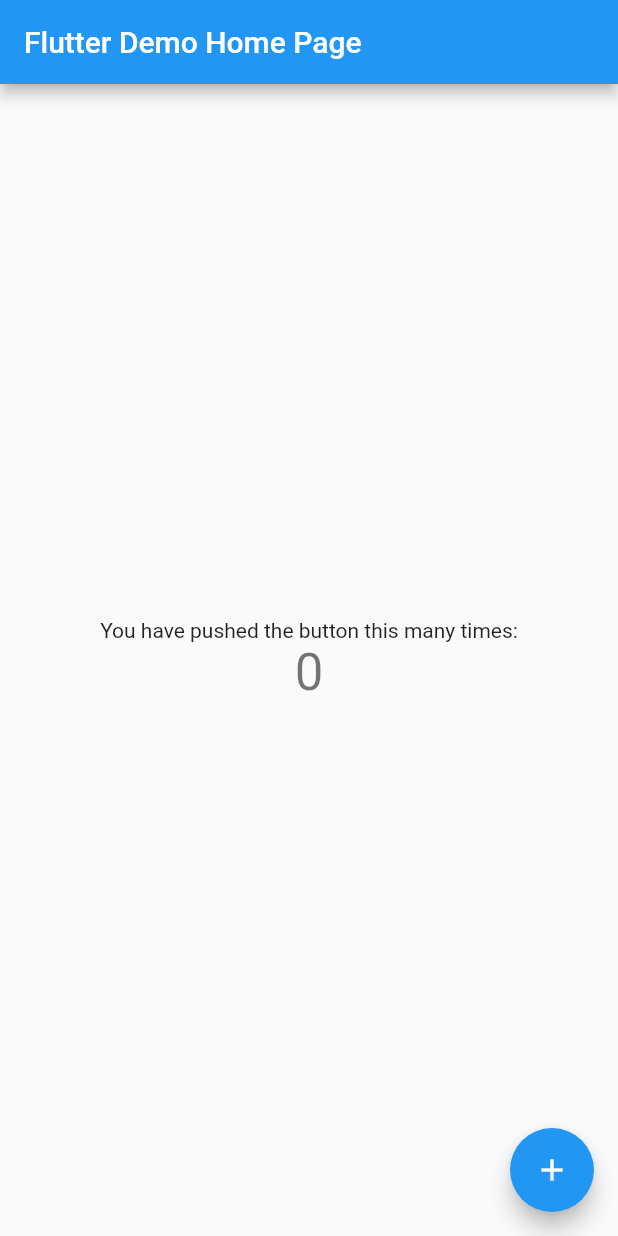
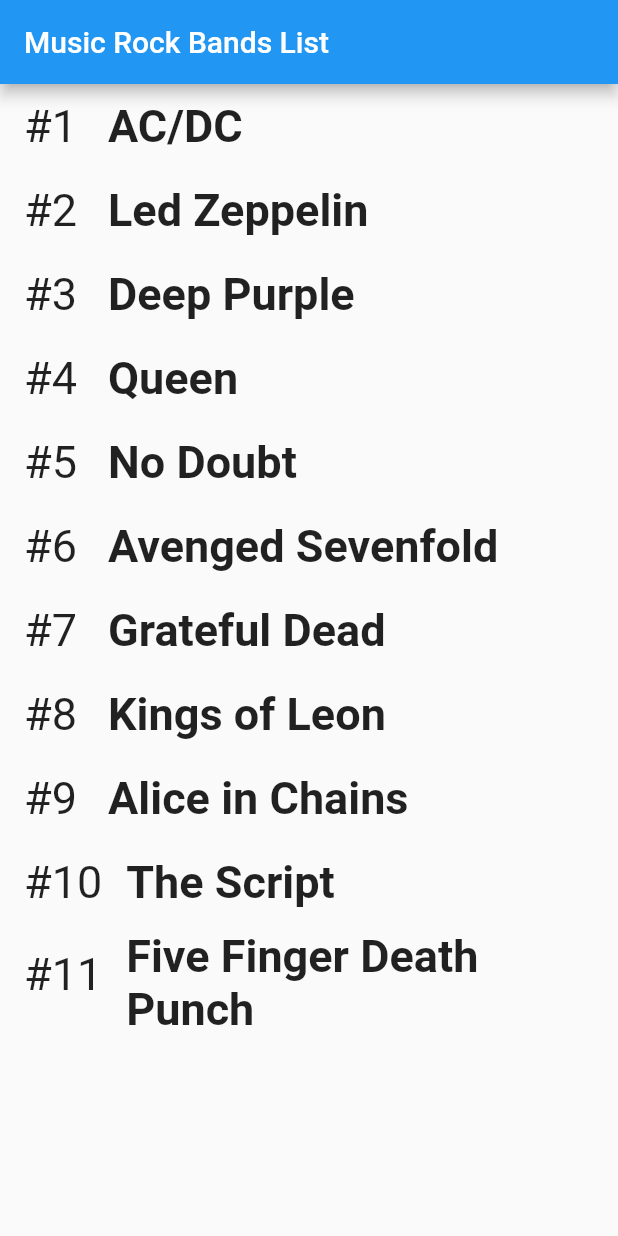
Before and after one commit to prodriguezr/MusicRockBandsList, a Flutter app: the screen it shows after launch, on a phone screen of 412 x 824 dp. Run offline on Flutter 3.47's test engine with Material 2 defaults, Android fonts, the phone set to English and light mode, and no system bars.

Commit message:
Project finished

```diff
--- a/fl_music_rock_bands_list/lib/main.dart
+++ b/fl_music_rock_bands_list/lib/main.dart
@@ -1,3 +1,4 @@
+import 'package:fl_music_rock_bands_list/ui/home_page.dart';
 import 'package:flutter/material.dart';
 
 void main() => runApp(MyApp());
@@ -7,105 +8,12 @@ class MyApp extends StatelessWidget {
   @override
   Widget build(BuildContext context) {
     return MaterialApp(
-      title: 'Flutter Demo',
+      title: 'Music Rock Bands List',
       theme: ThemeData(
-        // This is the theme of your application.
-        //
-        // Try running your application with "flutter run". You'll see the
-        // application has a blue toolbar. Then, without quitting the app, try
-        // changing the primarySwatch below to Colors.green and then invoke
-        // "hot reload" (press "r" in the console where you ran "flutter run",
-        // or simply save your changes to "hot reload" in a Flutter IDE).
-        // Notice that the counter didn't reset back to zero; the application
-        // is not restarted.
         primarySwatch: Colors.blue,
       ),
-      home: MyHomePage(title: 'Flutter Demo Home Page'),
+      home: HomePage(title: 'Music Rock Bands List'),
+      debugShowCheckedModeBanner: false, // Hides the banner indicating that you are in debug mode
     );
   }
 }
-
-class MyHomePage extends StatefulWidget {
-  MyHomePage({Key key, this.title}) : super(key: key);
-
-  // This widget is the home page of your application. It is stateful, meaning
-  // that it has a State object (defined below) that contains fields that affect
-  // how it looks.
-
-  // This class is the configuration for the state. It holds the values (in this
-  // case the title) provided by the parent (in this case the App widget) and
-  // used by the build method of the State. Fields in a Widget subclass are
-  // always marked "final".
-
-  final String title;
-
-  @override
-  _MyHomePageState createState() => _MyHomePageState();
-}
-
-class _MyHomePageState extends State<MyHomePage> {
-  int _counter = 0;
-
-  void _incrementCounter() {
-    setState(() {
-      // This call to setState tells the Flutter framework that something has
-      // changed in this State, which causes it to rerun the build method below
-      // so that the display can reflect the updated values. If we changed
-      // _counter without calling setState(), then the build method would not be
-      // called again, and so nothing would appear to happen.
-      _counter++;
-    });
-  }
-
-  @override
-  Widget build(BuildContext context) {
-    // This method is rerun every time setState is called, for instance as done
-    // by the _incrementCounter method above.
-    //
-    // The Flutter framework has been optimized to make rerunning build methods
-    // fast, so that you can just rebuild anything that needs updating rather
-    // than having to individually change instances of widgets.
-    return Scaffold(
-      appBar: AppBar(
-        // Here we take the value from the MyHomePage object that was created by
-        // the App.build method, and use it to set our appbar title.
-        title: Text(widget.title),
-      ),
-      body: Center(
-        // Center is a layout widget. It takes a single child and positions it
-        // in the middle of the parent.
-        child: Column(
-          // Column is also a layout widget. It takes a list of children and
-          // arranges them vertically. By default, it sizes itself to fit its
-          // children horizontally, and tries to be as tall as its parent.
-          //
-          // Invoke "debug painting" (press "p" in the console, choose the
-          // "Toggle Debug Paint" action from the Flutter Inspector in Android
-          // Studio, or the "Toggle Debug Paint" command in Visual Studio Code)
-          // to see the wireframe for each widget.
-          //
-          // Column has various properties to control how it sizes itself and
-          // how it positions its children. Here we use mainAxisAlignment to
-          // center the children vertically; the main axis here is the vertical
-          // axis because Columns are vertical (the cross axis would be
-          // horizontal).
-          mainAxisAlignment: MainAxisAlignment.center,
-          children: <Widget>[
-            Text(
-              'You have pushed the button this many times:',
-            ),
-            Text(
-              '$_counter',
-              style: Theme.of(context).textTheme.display1,
-            ),
-          ],
-        ),
-      ),
-      floatingActionButton: FloatingActionButton(
-        onPressed: _incrementCounter,
-        tooltip: 'Increment',
-        child: Icon(Icons.add),
-      ), // This trailing comma makes auto-formatting nicer for build methods.
-    );
-  }
-}
--- /dev/null
+++ b/fl_music_rock_bands_list/lib/models/rock_band.dart
@@ -0,0 +1,23 @@
+import 'package:flutter/material.dart';
+
+class RockBand {
+  final String name;
+
+  RockBand({this.name});
+
+  static List<RockBand> getList() {
+    return [
+      RockBand(name: "AC/DC"),
+      RockBand(name: "Led Zeppelin"),
+      RockBand(name: "Deep Purple"),
+      RockBand(name: "Queen"),
+      RockBand(name: "No Doubt"),
+      RockBand(name: "Avenged Sevenfold"),
+      RockBand(name: "Grateful Dead"),
+      RockBand(name: "Kings of Leon"),
+      RockBand(name: "Alice in Chains"),
+      RockBand(name: "The Script"),
+      RockBand(name: "Five Finger Death Punch"),
+    ];
+  }
+}
--- /dev/null
+++ b/fl_music_rock_bands_list/lib/ui/home_page.dart
@@ -0,0 +1,70 @@
+import 'package:fl_music_rock_bands_list/models/rock_band.dart';
+import 'package:flutter/material.dart';
+
+class HomePage extends StatefulWidget {
+  final String title;
+
+  HomePage({key, @required this.title}) : super(key: key);
+
+  @override
+  _HomePageState createState() => _HomePageState();
+}
+
+class _HomePageState extends State<HomePage> {
+  List<RockBand> list = [];
+
+  @override
+  void initState() {
+    list = RockBand.getList();
+
+    super.initState();
+  }
+
+  @override
+  Widget build(BuildContext context) {
+    return Scaffold(
+      appBar: AppBar(
+        title: Text(widget.title),
+      ),
+      body: ReorderableListView(
+        onReorder: onReorder,
+        children: getListItems(),
+      ),
+      //backgroundColor: Colors.black,
+    );
+  }
+
+  List<ListTile> getListItems() => list
+      .asMap()
+      .map((i, item) => MapEntry(i, buildTenableListTile(item, i)))
+      .values
+      .toList();
+
+  ListTile buildTenableListTile(RockBand item, int index) {
+    return ListTile(
+      key: ValueKey(item),
+      title: Text(
+        item.name,
+        style: TextStyle(
+          fontSize: 30,
+          fontWeight: FontWeight.bold,
+        ),
+      ),
+      leading: Text(
+        "#${index + 1}",
+        style: TextStyle(fontSize: 30),
+      ),
+    );
+  }
+
+  void onReorder(int oldIndex, int newIndex) {
+    if (newIndex > oldIndex) newIndex -= 1;
+
+    setState(() {
+      RockBand rb = list[oldIndex];
+
+      list.removeAt(oldIndex);
+      list.insert(newIndex, rb);
+    });
+  }
+}
```
